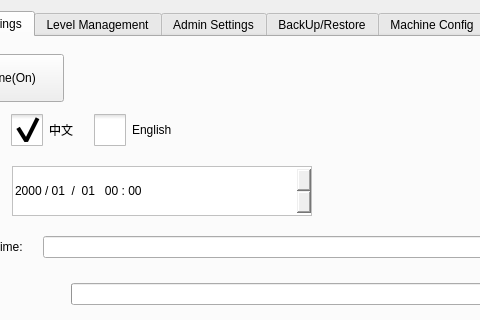
Qt form hcsettings/ichcsystemsettingsframe.ui (dongdong-2009/3-5AxisRobot) before a commit; both pictures show x 88 to 568 and y 0 to 320 of the 1196 by 463 pixel window.
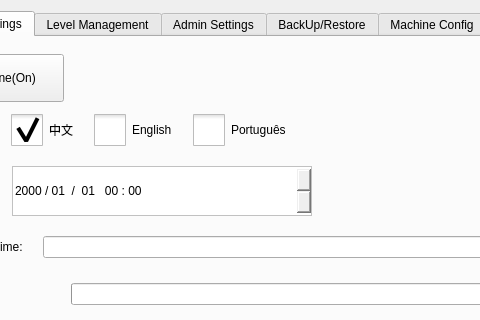
The same form after that commit. Icons and pictures are not drawn. Custom widgets are drawn as their Qt base class.

Diff of the .ui file:
```diff
--- a/hcsettings/ichcsystemsettingsframe.ui
+++ b/hcsettings/ichcsystemsettingsframe.ui
@@ -202,6 +202,41 @@
            </attribute>
           </widget>
          </item>
+         <item>
+          <widget class="QCheckBox" name="ptBox">
+           <property name="styleSheet">
+            <string notr="true">::indicator {
+     width: 32px;
+     height: 32px;
+ }
+
+::indicator:unchecked 
+{
+     image: url(:/resource/check_unchecked.png);
+ }
+::indicator:checked 
+{
+     image: url(:/resource/check_checked.png);
+ }
+
+QRadioButton::indicator:checked:disabled
+{
+ image: url(:/resource/check_checked_disable.png);
+}
+
+QRadioButton::indicator:unchecked:disabled
+{
+ image: url(:/resource/check_unchecked_disable.png);
+}</string>
+           </property>
+           <property name="text">
+            <string>Português</string>
+           </property>
+           <attribute name="buttonGroup">
+            <string notr="true">languageButtonGroup</string>
+           </attribute>
+          </widget>
+         </item>
          <item>
           <spacer name="horizontalSpacer">
            <property name="orientation">
```
